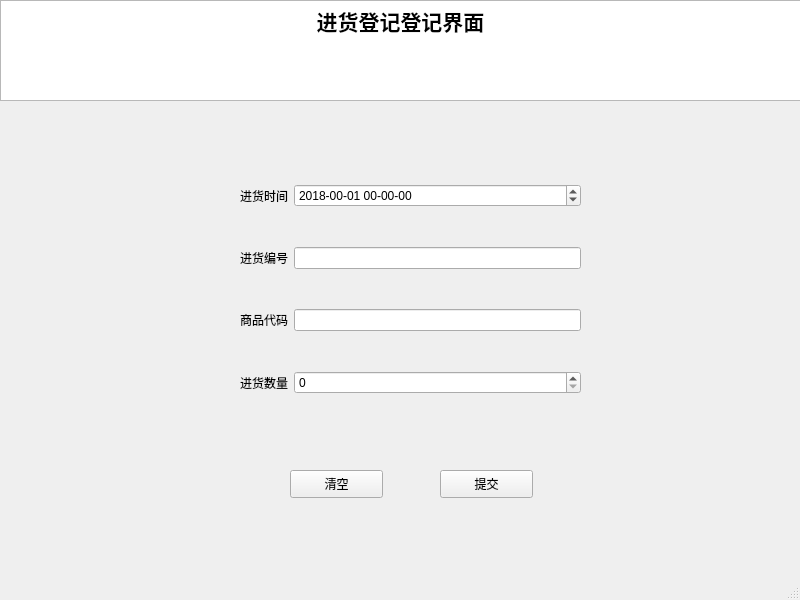
A-Kaga/SuperMarket, file QtUI/UI/PurchaseRegisterWindow.ui: the form before one commit.
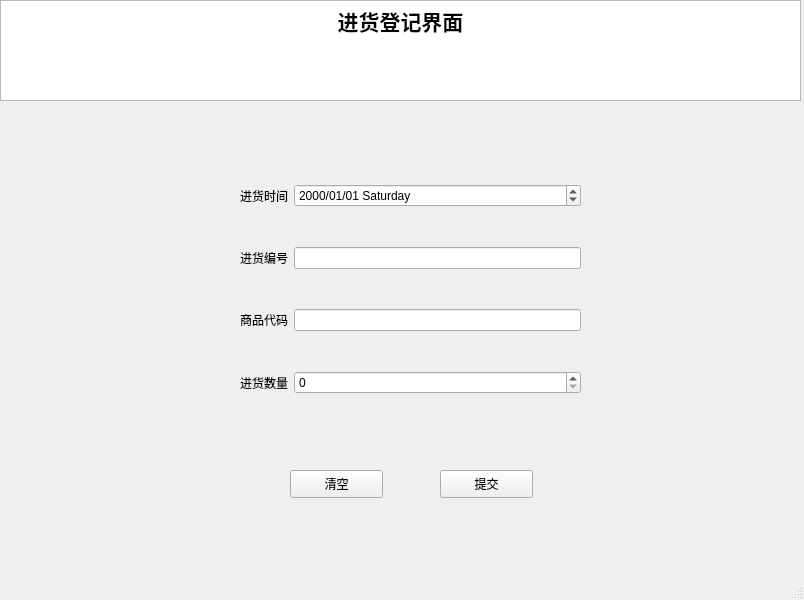
The form after the commit.

Patch:
```diff
--- a/QtUI/UI/PurchaseRegisterWindow.ui
+++ b/QtUI/UI/PurchaseRegisterWindow.ui
@@ -6,7 +6,7 @@
    <rect>
     <x>0</x>
     <y>0</y>
-    <width>800</width>
+    <width>804</width>
     <height>600</height>
    </rect>
   </property>
@@ -28,7 +28,7 @@
 &lt;html&gt;&lt;head&gt;&lt;meta name=&quot;qrichtext&quot; content=&quot;1&quot; /&gt;&lt;style type=&quot;text/css&quot;&gt;
 p, li { white-space: pre-wrap; }
 &lt;/style&gt;&lt;/head&gt;&lt;body style=&quot; font-family:'SimSun'; font-size:9pt; font-weight:400; font-style:normal;&quot;&gt;
-&lt;p align=&quot;center&quot; style=&quot; margin-top:0px; margin-bottom:0px; margin-left:0px; margin-right:0px; -qt-block-indent:0; text-indent:0px;&quot;&gt;&lt;span style=&quot; font-size:16pt; font-weight:600;&quot;&gt;进货登记登记界面&lt;/span&gt;&lt;/p&gt;&lt;/body&gt;&lt;/html&gt;</string>
+&lt;p align=&quot;center&quot; style=&quot; margin-top:0px; margin-bottom:0px; margin-left:0px; margin-right:0px; -qt-block-indent:0; text-indent:0px;&quot;&gt;&lt;span style=&quot; font-size:16pt; font-weight:600;&quot;&gt;进货登记界面&lt;/span&gt;&lt;/p&gt;&lt;/body&gt;&lt;/html&gt;</string>
     </property>
    </widget>
    <widget class="QPushButton" name="Submit_PushButton">
@@ -105,19 +105,9 @@
       <widget class="QSpinBox" name="Quantity_SpinBox"/>
      </item>
      <item row="0" column="1">
-      <widget class="QDateTimeEdit" name="dateTimeEdit">
-       <property name="dateTime">
-        <datetime>
-         <hour>0</hour>
-         <minute>0</minute>
-         <second>0</second>
-         <year>2018</year>
-         <month>1</month>
-         <day>1</day>
-        </datetime>
-       </property>
+      <widget class="QDateEdit" name="dateEdit">
        <property name="displayFormat">
-        <string>yyyy-mm-dd hh-mm-ss</string>
+        <string>yyyy/MM/dd dddd</string>
        </property>
       </widget>
      </item>
```
Left out of the diff: 2 changed lines with no effect on the pictures.
